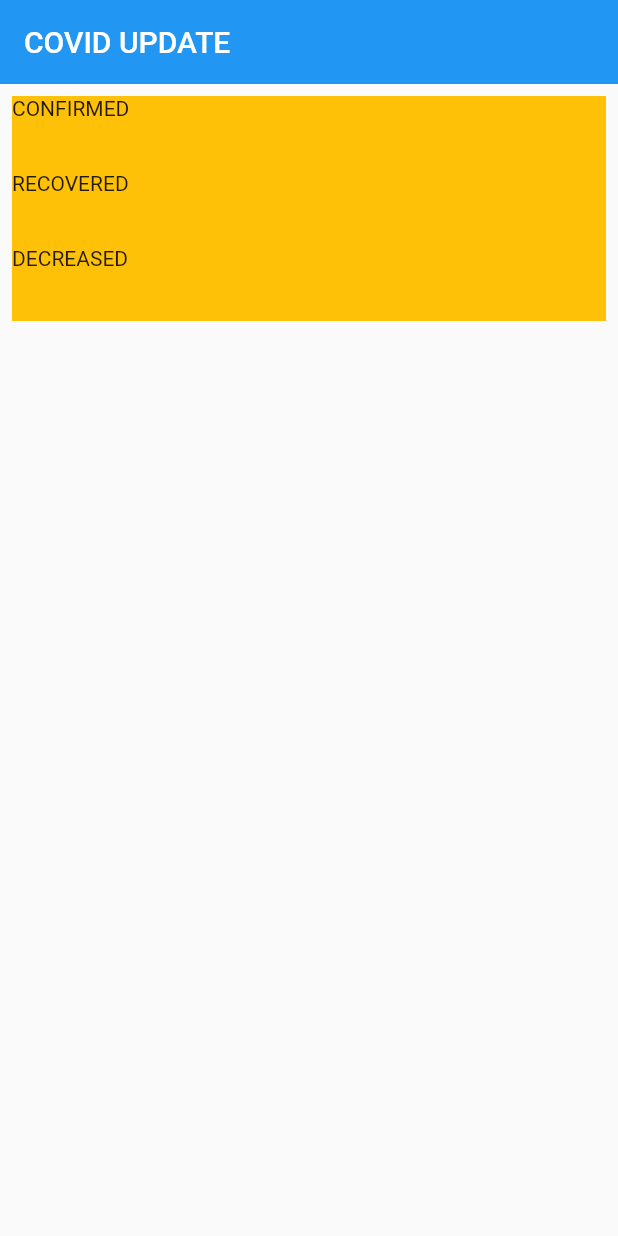
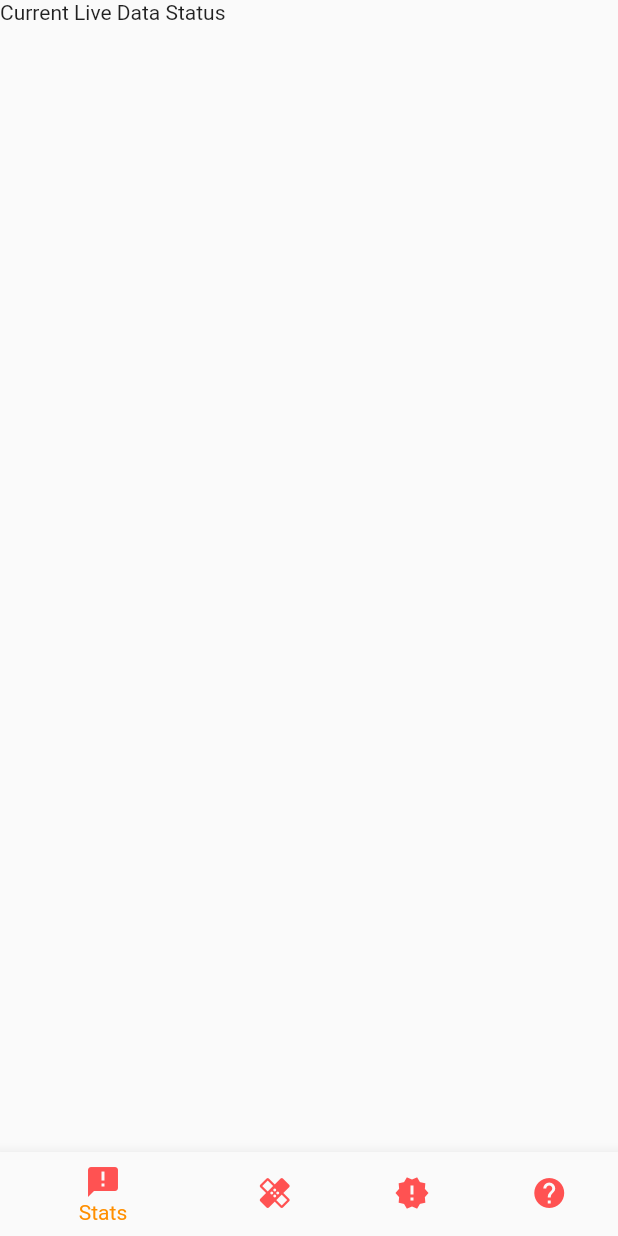
Before and after one commit to rikeshkarma/COVID_Update, a Flutter app: the screen it shows after launch, on a phone screen of 412 x 824 dp. Run offline on Flutter 3.47's test engine with Material 2 defaults, Android fonts, the phone set to English and light mode, and no system bars.

```diff
--- /dev/null
+++ b/lib/homepage.dart
@@ -0,0 +1,70 @@
+import 'package:flutter/material.dart';
+import 'package:covidupdate/stats.dart';
+import 'package:covidupdate/health.dart';
+import 'package:covidupdate/news.dart';
+import 'package:covidupdate/help.dart';
+
+class HomePage extends StatefulWidget {
+  @override
+  _HomePageState createState() => _HomePageState();
+}
+
+class _HomePageState extends State<HomePage> {
+  int _selectedIndex = 0;
+  static List<Widget> _widgetOptions = <Widget>[
+    Stats(),
+    Health(),
+    News(),
+    Help(),
+  ];
+
+  void _onItemTapped(int index) {
+    setState(() {
+      _selectedIndex = index;
+    });
+  }
+
+  @override
+  Widget build(BuildContext context) {
+    return Scaffold(
+      body: Center(
+        child: _widgetOptions.elementAt(_selectedIndex),
+      ),
+      bottomNavigationBar: BottomNavigationBar(
+        items: <BottomNavigationBarItem>[
+          BottomNavigationBarItem(
+            icon: Icon(
+              Icons.announcement,
+              color: Colors.redAccent,
+            ),
+            title: Text('Stats'),
+          ),
+          BottomNavigationBarItem(
+            icon: Icon(
+              Icons.healing,
+              color: Colors.redAccent,
+            ),
+            title: Text('Health'),
+          ),
+          BottomNavigationBarItem(
+            icon: Icon(
+              Icons.new_releases,
+              color: Colors.redAccent,
+            ),
+            title: Text('News'),
+          ),
+          BottomNavigationBarItem(
+            icon: Icon(
+              Icons.help,
+              color: Colors.redAccent,
+            ),
+            title: Text('Help'),
+          ),
+        ],
+        currentIndex: _selectedIndex,
+        selectedItemColor: Colors.amber[800],
+        onTap: _onItemTapped,
+      ),
+    );
+  }
+}
--- a/lib/main.dart
+++ b/lib/main.dart
@@ -1,5 +1,5 @@
-import 'package:covidupdate/views/home.dart';
 import 'package:flutter/material.dart';
+import 'package:covidupdate/homepage.dart';
 
 void main() {
   runApp(CovidUpdate());
@@ -10,7 +10,7 @@ class CovidUpdate extends StatelessWidget {
   Widget build(BuildContext context) {
     return MaterialApp(
       title: 'COVID Update',
-      home: Home(),
+      home: HomePage(),
     );
   }
 }
--- /dev/null
+++ b/lib/stats.dart
@@ -0,0 +1,19 @@
+import 'package:flutter/material.dart';
+
+class Stats extends StatefulWidget {
+  @override
+  _StatsState createState() => _StatsState();
+}
+
+class _StatsState extends State<Stats> {
+  @override
+  Widget build(BuildContext context) {
+    return SafeArea(
+      child: Center(
+        child: Scaffold(
+          body: Text('Current Live Data Status'),
+        ),
+      ),
+    );
+  }
+}
--- a/lib/views/home.dart
+++ /dev/null
@@ -1,38 +0,0 @@
-import 'package:flutter/material.dart';
-
-class Home extends StatefulWidget {
-  @override
-  _HomeState createState() => _HomeState();
-}
-
-class _HomeState extends State<Home> {
-  @override
-  Widget build(BuildContext context) {
-    return Scaffold(
-      appBar: AppBar(
-        title: Text('COVID UPDATE'),
-        elevation: 0.0,
-      ),
-      body: ListView(
-        padding: const EdgeInsets.all(8),
-        children: <Widget>[
-          Container(
-            height: 50,
-            color: Colors.amber,
-            child: Text('CONFIRMED'),
-          ),
-          Container(
-            height: 50,
-            color: Colors.amber,
-            child: Text('RECOVERED'),
-          ),
-          Container(
-            height: 50,
-            color: Colors.amber,
-            child: Text('DECREASED'),
-          ),
-        ],
-      ),
-    );
-  }
-}
```
Also changed, not shown: lib/health.dart (added, +19 -0 lines), lib/help.dart (added, +101 -0 lines), lib/news.dart (added, +19 -0 lines).
